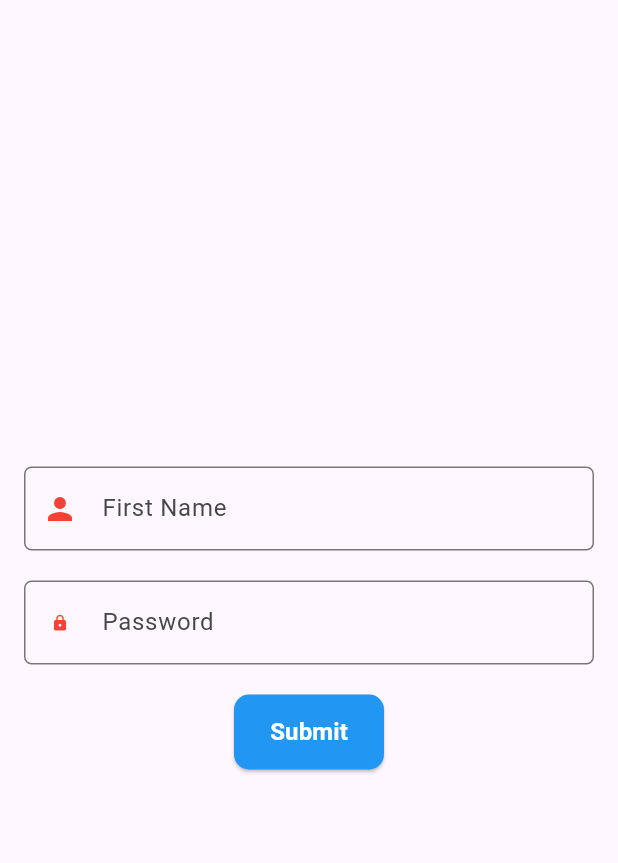
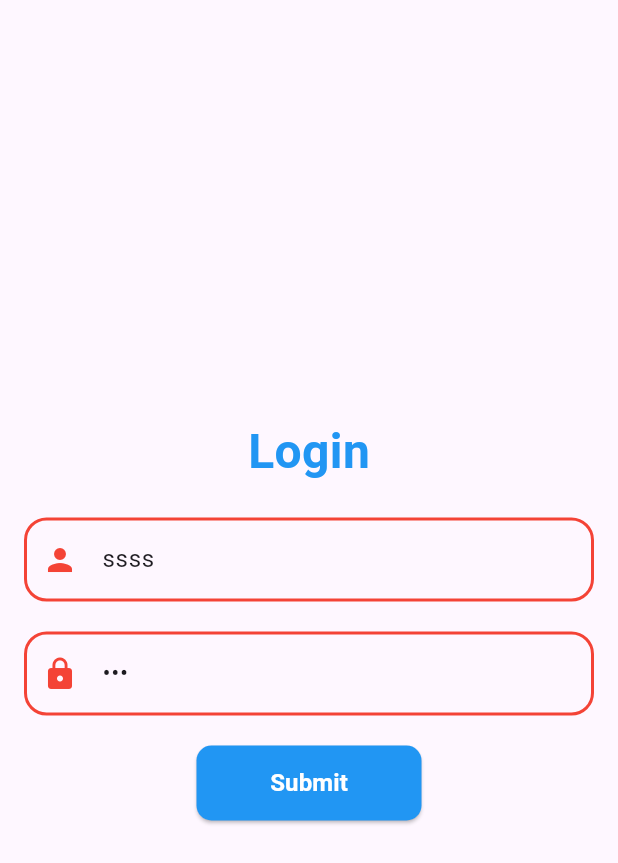
Before and after one commit to shebin-k-s/events, a Flutter app: the screen it shows after launch, on a phone screen of 412 x 824 dp. Shown: the top 863 px of the screen. Run offline on Flutter 3.47's test engine with Material 3 defaults, Android fonts, the phone set to English and light mode, and no system bars; our stand-ins replace bloc, dio, flutter_bloc, loading_animation_widget; Roboto replaces fonts that are missing (Figtree).

Commit message:
added bloc

```diff
--- /dev/null
+++ b/lib/application/authentication/bloc/auth_bloc.dart
@@ -0,0 +1,38 @@
+import 'dart:async';
+
+import 'package:bloc/bloc.dart';
+import 'package:dio/dio.dart';
+import 'package:meta/meta.dart';
+
+part 'auth_event.dart';
+part 'auth_state.dart';
+
+class AuthBloc extends Bloc<AuthEvent, AuthState> {
+  AuthBloc() : super(AuthInitial()) {
+    on<LoginEvent>(loginEvent);
+  }
+
+  FutureOr<void> loginEvent(LoginEvent event, Emitter<AuthState> emit) async {
+    emit(AuthLoading());
+
+    try {
+      final response = await Dio().post(
+        "http://10.0.2.2:8000/customer/login", // Adjusted URL
+        data: {
+          'firstname': event.firstname,
+          'password': event.password,
+        },
+      );
+
+      if (response.statusCode == 200) {
+        emit(LoginSuccess('Login Successful'));
+      } else {
+        emit(LoginFailure('Login Failed'));
+      }
+    } catch (e) {
+      emit(LoginFailure('An error occurred: $e'));
+    }
+    print("updated");
+    emit(LoginFailure("suce"));
+  }
+}
--- /dev/null
+++ b/lib/application/authentication/bloc/auth_event.dart
@@ -0,0 +1,22 @@
+part of 'auth_bloc.dart';
+
+@immutable
+sealed class AuthEvent {}
+
+
+class LoginEvent extends AuthEvent {
+  final String firstname;
+  final String password;
+
+  LoginEvent({
+    required this.firstname,
+    required this.password,
+  });
+}
+
+class SignupEvent extends AuthEvent {
+  final String firstname;
+  final String password;
+
+  SignupEvent({required this.firstname, required this.password});
+}
--- /dev/null
+++ b/lib/application/authentication/bloc/auth_state.dart
@@ -0,0 +1,24 @@
+part of 'auth_bloc.dart';
+
+@immutable
+sealed class AuthState {}
+
+final class AuthInitial extends AuthState {}
+abstract class AuthActionState extends AuthState {}
+
+final class AuthBlocInitial extends AuthState {}
+
+//loading state
+class AuthLoading extends AuthState{}
+
+
+class LoginSuccess extends AuthActionState {
+  final String message;
+
+  LoginSuccess(this.message);
+}
+class LoginFailure extends AuthActionState {
+  final String error;
+
+  LoginFailure(this.error);
+}
--- a/lib/screens/authentication/login_screen.dart
+++ b/lib/screens/authentication/login_screen.dart
@@ -1,20 +1,47 @@
+import 'package:events/application/authentication/bloc/auth_bloc.dart';
 import 'package:events/core/constants/constants.dart';
+import 'package:events/screens/authentication/signup_screen.dart';
 import 'package:events/screens/widgets/custom_elevated_button.dart';
+import 'package:events/screens/widgets/custom_text.dart';
+import 'package:events/screens/widgets/custom_text_formfield.dart';
 import 'package:flutter/material.dart';
+import 'package:flutter_bloc/flutter_bloc.dart';
 
 class LoginScreen extends StatelessWidget {
   LoginScreen({super.key});
 
-  TextEditingController firstnameController = TextEditingController();
-  TextEditingController passwordController = TextEditingController();
+  TextEditingController firstnameController =
+      TextEditingController(text: "ssss");
+  TextEditingController passwordController = TextEditingController(text: "sss");
 
   final _formkey = GlobalKey<FormState>();
 
+  final AuthBloc authBloc = AuthBloc();
 
   @override
   Widget build(BuildContext context) {
+    print("build...");
+    return BlocConsumer(
+      bloc: authBloc,
+      listenWhen: (previous, current) => current is AuthActionState,
+      // buildWhen: (previous, current) => current is! AuthActionState,
+      listener: (context, state) {
+        if (state is LoginSuccess) {
+          Navigator.of(context).push(
+            MaterialPageRoute(
+              builder: (ctx) => const SignupScreen(),
+            ),
+          );
+        } else if (state is LoginFailure) {
+          ScaffoldMessenger.of(context).showSnackBar(
+            SnackBar(
+              content: Text("error"),
+            ),
+          );
+        }
+      },
+      builder: (context, state) {
         return Scaffold(
-
           body: Padding(
             padding: const EdgeInsets.symmetric(
               horizontal: 16,
@@ -24,29 +51,44 @@ class LoginScreen extends StatelessWidget {
                 child: Column(
                   mainAxisAlignment: MainAxisAlignment.center,
                   children: [
-                TextFormFieldWidget(
+                    CustomText(
+                      text: 'Login',
+                      fontSize: 32,
+                      fontweight: FontWeight.bold,
+                      fontColor: Colors.blue,
+                    ),
+                    kTextFieldHeight,
+                    CustomTextFormField(
                       textController: firstnameController,
                       hintText: 'First Name',
                       prefixIcon: Icons.person,
                       prefixIconColor: Colors.red,
                       errorText: 'Enter your first name',
+                      focusedBorderColor: Colors.green,
+                      borderColor: Colors.red,
+                      borderWidth: 2,
+                      borderRadius: 15,
                     ),
                     kTextFieldHeight,
-                TextFormFieldWidget(
+                    CustomTextFormField(
                       textController: passwordController,
                       hintText: 'Password',
+                      obscureText: true,
                       prefixIcon: Icons.lock,
                       prefixIconColor: Colors.red,
-                  prefixIconSize: 12,
                       errorText: 'Enter your password',
+                      focusedBorderColor: Colors.green,
+                      borderColor: Colors.red,
+                      borderWidth: 2,
+                      borderRadius: 15,
                     ),
                     kTextFieldHeight,
                     CustomElevatedButton(
                       height: 50,
-                  width: 100,
-                  onPressed: _submitForm,
+                      width: 150,
+                      onPressed: state is AuthLoading ? () {} : _submitForm,
                       backgroundColor: Colors.blue,
-                  label: "Submit",
+                      label: state is AuthLoading ? "Loading..." : "Submit",
                       labelColor: Colors.white,
                       labelSize: 16,
                     )
@@ -54,60 +96,18 @@ class LoginScreen extends StatelessWidget {
                 )),
           ),
         );
+      },
+    );
   }
 
   void _submitForm() {
     if (_formkey.currentState!.validate()) {
-      print('Validated');
+      authBloc.add(
+        LoginEvent(
+          firstname: firstnameController.text,
+          password: passwordController.text,
+        ),
+      );
     }
   }
 }
-
-class TextFormFieldWidget extends StatelessWidget {
-  const TextFormFieldWidget({
-    super.key,
-    required this.textController,
-    required this.hintText,
-    this.prefixIcon,
-    this.prefixIconColor,
-    this.prefixIconSize,
-    required this.errorText,
-    this.enabledBorderColor,
-  });
-
-  final TextEditingController textController;
-  final String hintText;
-  final IconData? prefixIcon;
-  final Color? prefixIconColor;
-  final double? prefixIconSize;
-  final String errorText;
-  final Color? enabledBorderColor;
-
-  @override
-  Widget build(BuildContext context) {
-    return TextFormField(
-      controller: textController,
-      decoration: InputDecoration(
-        prefixIcon: prefixIcon != null
-            ? Icon(
-                prefixIcon,
-                color: prefixIconColor,
-                size: prefixIconSize,
-              )
-            : null,
-        border: const OutlineInputBorder(
-          borderRadius: BorderRadius.all(
-            Radius.circular(5),
-          ),
-        ),
-        hintText: hintText,
-      ),
-      validator: (value) {
-        if (value == null || value.isEmpty) {
-          return errorText;
-        }
-        return null;
-      },
-    );
-  }
-}
--- /dev/null
+++ b/lib/screens/widgets/custom_text_formfield.dart
@@ -0,0 +1,72 @@
+import 'package:flutter/material.dart';
+
+class CustomTextFormField extends StatelessWidget {
+  const CustomTextFormField({
+    super.key,
+    required this.textController,
+    required this.hintText,
+    this.prefixIcon,
+    this.prefixIconColor,
+    this.prefixIconSize,
+    required this.errorText,
+    this.focusedBorderColor,
+    this.borderWidth,
+    this.borderColor,
+    this.borderRadius,
+    this.obscureText = false,
+  });
+
+  final TextEditingController textController;
+  final String hintText;
+  final IconData? prefixIcon;
+  final Color? prefixIconColor;
+  final double? prefixIconSize;
+  final String errorText;
+  final Color? focusedBorderColor;
+  final Color? borderColor;
+  final double? borderWidth;
+  final double? borderRadius;
+  final bool obscureText;
+
+  @override
+  Widget build(BuildContext context) {
+    return TextFormField(
+      controller: textController,
+      obscureText: obscureText,
+      decoration: InputDecoration(
+        enabledBorder: OutlineInputBorder(
+          borderSide: BorderSide(
+            color: borderColor ?? Colors.grey,
+            width: borderWidth ?? 1,
+          ),
+          borderRadius: BorderRadius.circular(
+            borderRadius ?? 4,
+          ),
+        ),
+        focusedBorder: OutlineInputBorder(
+          borderSide: BorderSide(
+            color: focusedBorderColor ?? Colors.grey,
+            width: borderWidth ?? 1,
+          ),
+          borderRadius: BorderRadius.circular(
+            borderRadius ?? 4,
+          ),
+        ),
+        prefixIcon: prefixIcon != null
+            ? Icon(
+                prefixIcon,
+                color: prefixIconColor,
+                size: prefixIconSize,
+              )
+            : null,
+        hintText: hintText,
+      ),
+      validator: (value) {
+        if (value == null || value.isEmpty) {
+          return errorText;
+        }
+        return null;
+      },
+    );
+  }
+}
--- a/pubspec.yaml
+++ b/pubspec.yaml
@@ -28,6 +28,7 @@ environment:
 # the latest version available on pub.dev. To see which dependencies have newer
 # versions available, run `flutter pub outdated`.
 dependencies:
+  bloc: ^8.1.4
   cupertino_icons: ^1.0.8
   dio: ^5.6.0
   flutter:
```
Also changed, not shown: lib/screens/authentication/signup_screen.dart (+14 -0 lines), pubspec.lock. Lines whose indentation alone changed are shown as unchanged.
